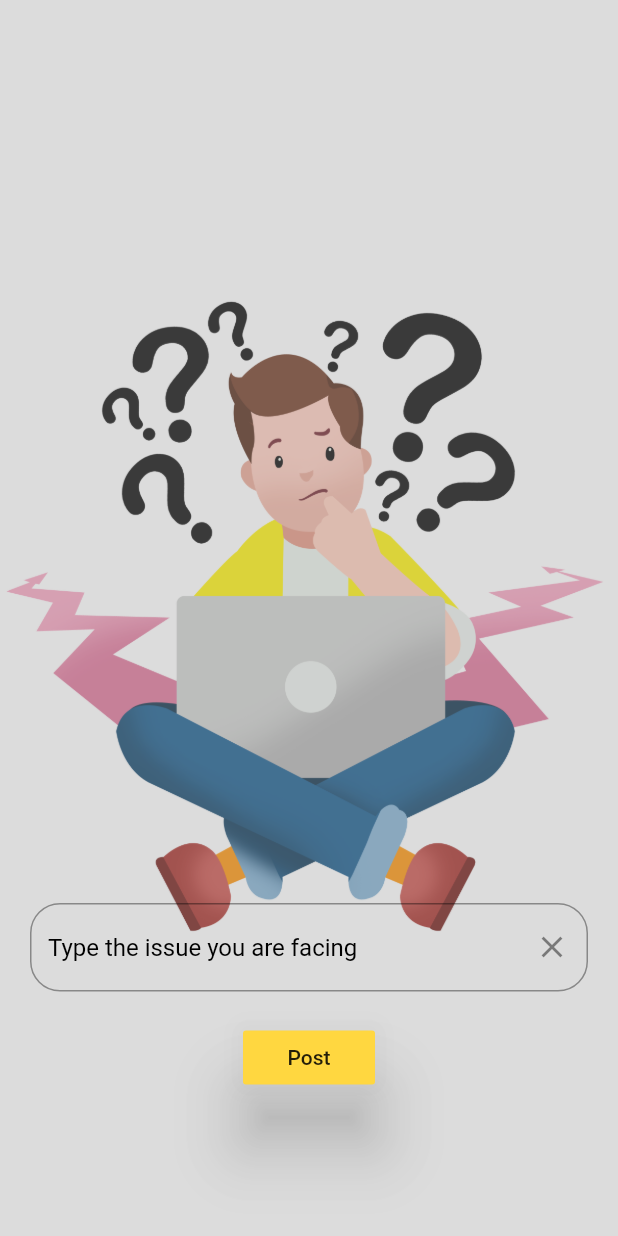
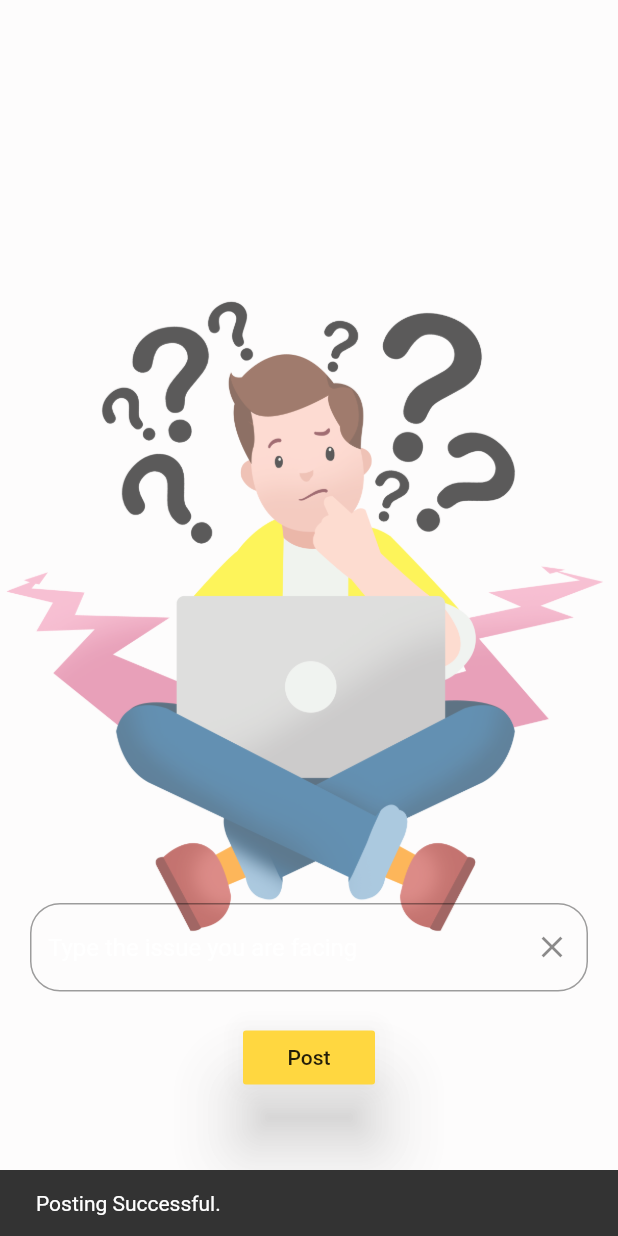
Before and after one commit to PratyushPriyam/Habit-Tracker-Flutter, a Flutter app: the BugReport screen opened directly, after a tap on "Post", on a phone screen of 412 x 824 dp. Run offline on Flutter 3.47's test engine with Material 2 defaults, Android fonts, the phone set to English and light mode, and no system bars; drawn by our look-alikes of overlay_support; our stand-ins replace animated_text_kit, curved_navigation_bar, firebase_auth, firebase_core, flutter_heatmap_calendar, flutter_slidable and 8 more; accounts and stored records are empty; network calls fail.

```diff
--- a/lib/IntroductionScreens/OnBoardingScreen/onBoarding_screen.dart
+++ b/lib/IntroductionScreens/OnBoardingScreen/onBoarding_screen.dart
@@ -1,6 +1,7 @@
 import 'package:flutter/material.dart';
 import 'package:smooth_page_indicator/smooth_page_indicator.dart';
 
+import '../../Pages/AuthenticationPages/MainAuthentication.dart';
 import '../IntroScreens/intro_screen1.dart';
 import '../IntroScreens/intro_screen2.dart';
 import '../IntroScreens/intro_screen3.dart';
@@ -61,7 +62,7 @@ class _OnBoardingScreenState extends State<OnBoardingScreen> {
                             Navigator.pushReplacement(
                               context,
                               MaterialPageRoute(builder: (context) {
-                                return const HomePage();
+                                return const MainPage();
                               }),
                             );
                             _controller.nextPage(
--- a/lib/Pages/ReportScreen.dart
+++ b/lib/Pages/ReportScreen.dart
@@ -1,4 +1,5 @@
 import 'package:flutter/material.dart';
+import 'package:overlay_support/overlay_support.dart';
 
 class BugReport extends StatefulWidget {
   const BugReport({super.key});
@@ -17,7 +18,7 @@ class _BugReportState extends State<BugReport> {
           image:
               DecorationImage(image: AssetImage("assets/reportBugImage.png"))),
       child: Scaffold(
-        backgroundColor: Color.fromARGB(93, 158, 158, 158),
+        backgroundColor: Color.fromARGB(93, 250, 247, 247),
         body: Padding(
           padding: EdgeInsets.only(right: 20, left: 20, bottom: 95),
           child: Column(
@@ -26,8 +27,9 @@ class _BugReportState extends State<BugReport> {
               TextField(
                 controller: _textController,
                 decoration: InputDecoration(
+                  fillColor: Colors.white,
                   hintText: "Type the issue you are facing",
-                  hintStyle: TextStyle(color: Colors.black),
+                  hintStyle: TextStyle(color: Colors.white),
                   border: OutlineInputBorder(
                     borderRadius: const BorderRadius.all(Radius.circular(20)),
                   ),
@@ -47,6 +49,12 @@ class _BugReportState extends State<BugReport> {
                 onPressed: () {
                   setState(() {
                     user_post = _textController.text;
+                    const snackBar = SnackBar(
+                      content: Text('Posting Successful.'),
+                    );
+                    ScaffoldMessenger.of(context).showSnackBar(snackBar);
+                    ;
+                    _textController.clear();
                   });
                 },
               )
```
Also changed, not shown: lib/Util/myDrawer.dart (+9 -12 lines), lib/main.dart (+6 -4 lines).
